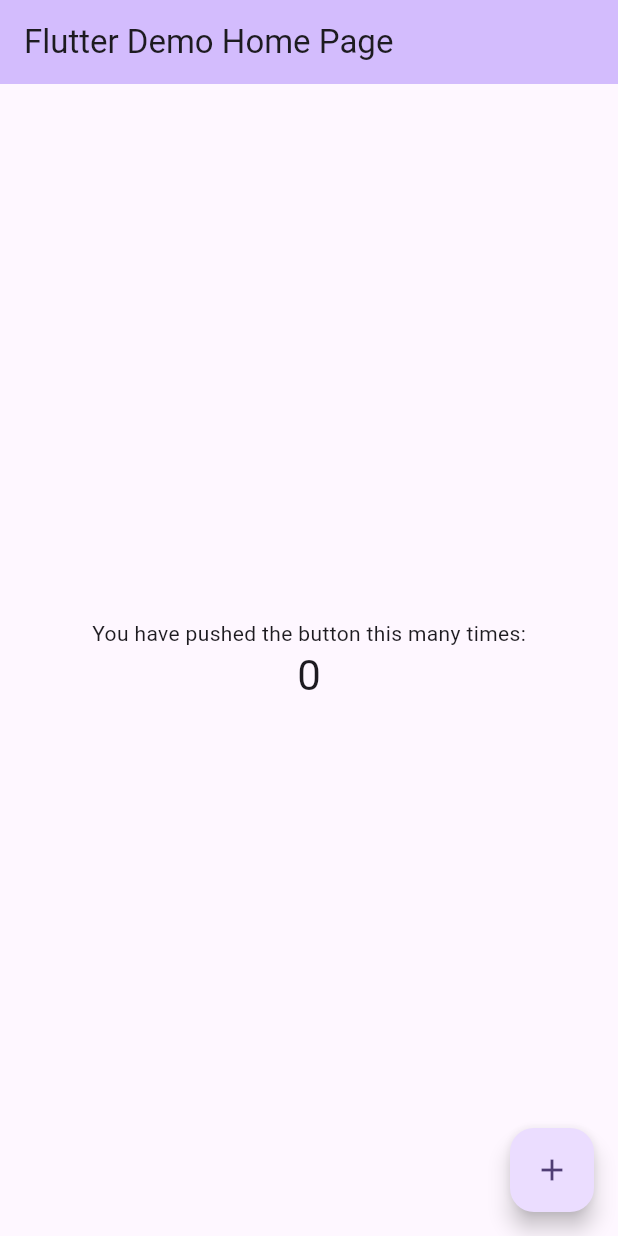
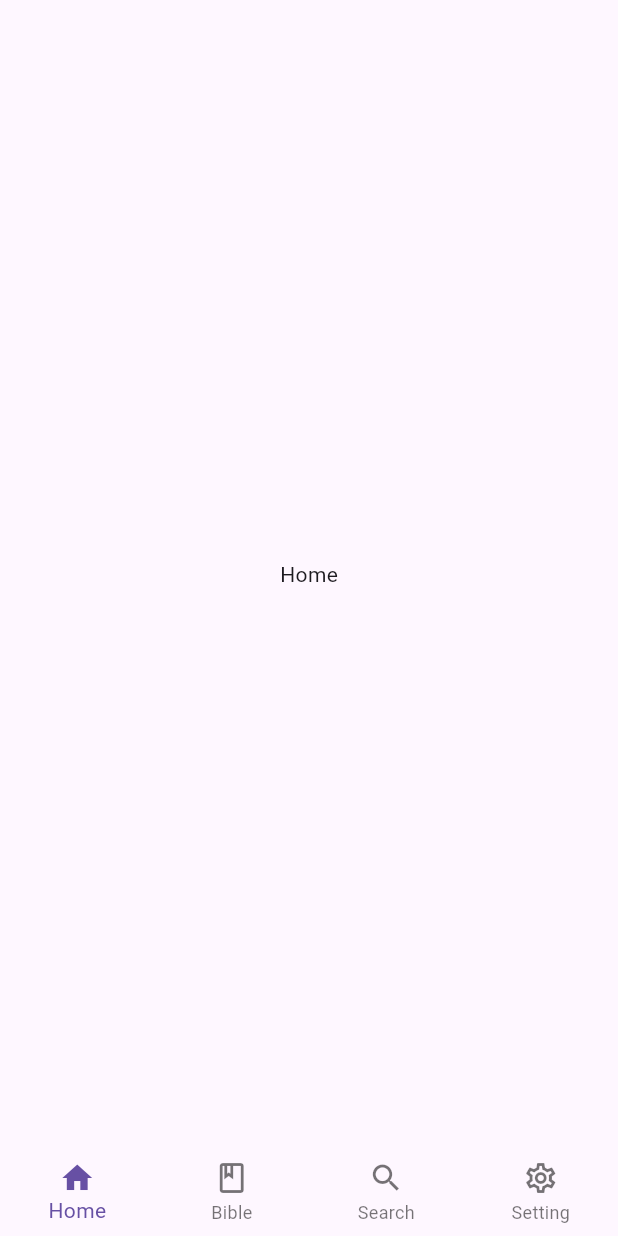
Before and after one commit to ashjang/LordBible_flutter, a Flutter app: the screen it shows after launch, on a phone screen of 412 x 824 dp. Run offline on Flutter 3.47's test engine with Material 3 defaults, Android fonts, the phone set to English and light mode, and no system bars; our stand-ins replace firebase_core, get; accounts and stored records are empty; generated files the repository leaves out were written again.

Commit message:
[add]: bottom_navigation_bar
- 총 4가지(홈,성경,조회,설정)으로 구분

```diff
--- a/lib/main.dart
+++ b/lib/main.dart
@@ -1,6 +1,9 @@
 import 'package:firebase_core/firebase_core.dart';
 import 'package:flutter/material.dart';
+import 'package:get/get.dart';
 import 'package:lord_bible/firebase_options.dart';
+import 'package:lord_bible/src/app.dart';
+import 'package:lord_bible/src/binding/init_binding.dart';
 
 void main() async {
   WidgetsFlutterBinding.ensureInitialized();
@@ -16,13 +19,9 @@ class MyApp extends StatelessWidget {
   // This widget is the root of your application.
   @override
   Widget build(BuildContext context) {
-    return MaterialApp(
-      title: 'Flutter Demo',
-      theme: ThemeData(
-        colorScheme: ColorScheme.fromSeed(seedColor: Colors.deepPurple),
-        useMaterial3: true,
-      ),
-      home: const MyHomePage(title: 'Flutter Demo Home Page'),
+    return GetMaterialApp(
+      initialBinding: InitBinding(),
+      home: const App(),
     );
   }
 }
--- /dev/null
+++ b/lib/src/app.dart
@@ -0,0 +1,52 @@
+import 'package:flutter/cupertino.dart';
+import 'package:flutter/material.dart';
+import 'package:flutter/widgets.dart';
+import 'package:get/get.dart';
+import './controller/bottom_nav_controller.dart';
+
+class App extends GetView<BottomNavController> {
+  const App({super.key});
+
+  @override
+  Widget build(BuildContext context) {
+    return Obx(() => Scaffold(
+      body: IndexedStack(
+        index: controller.pageIndex.value,
+        children: [
+          Container(child: Center(child: Text("Home")),),
+          Container(child: Center(child: Text("Bible")),),
+          Container(child: Center(child: Text("Search")),),
+          Container(child: Center(child: Text("Setting")),),
+        ],
+      ),
+      bottomNavigationBar: BottomNavigationBar(
+        type: BottomNavigationBarType.fixed,
+        currentIndex: controller.pageIndex.value,
+        elevation: 0,
+        onTap: controller.changeBottomNav,
+        items: [
+          BottomNavigationBarItem(
+            icon: Icon(Icons.home_outlined),
+            activeIcon: Icon(Icons.home),
+            label: 'Home',
+          ),
+          BottomNavigationBarItem(
+              icon: Icon(Icons.book_outlined),
+              activeIcon: Icon(Icons.book),
+              label: 'Bible'
+          ),
+          BottomNavigationBarItem(
+              icon: Icon(Icons.search_outlined),
+              activeIcon: Icon(Icons.search),
+              label: 'Search'
+          ),
+          BottomNavigationBarItem(
+              icon: Icon(Icons.settings_outlined),
+              activeIcon: Icon(Icons.settings),
+              label: 'Setting'
+          )
+        ]
+      ),
+    ));
+  }
+}
--- /dev/null
+++ b/lib/src/binding/init_binding.dart
@@ -0,0 +1,10 @@
+import 'package:get/get.dart';
+import 'package:lord_bible/src/controller/bottom_nav_controller.dart';
+
+// Binding: 앱이 실행될 때 필요한 컨트롤러나 서비스를 미리 메모리에 등록
+class InitBinding extends Bindings {
+  @override
+  void dependencies() {
+    Get.put(BottomNavController(), permanent: true);
+  }
+}
--- /dev/null
+++ b/lib/src/controller/bottom_nav_controller.dart
@@ -0,0 +1,23 @@
+import 'package:get/get.dart';
+
+enum PageName { HOME, BIBLE, SEARCH, SETTING }
+
+class BottomNavController extends GetxController {
+  RxInt pageIndex = 0.obs;
+
+  void changeBottomNav(int value) {
+    var page = PageName.values[value];
+    switch (page) {
+      case PageName.HOME:
+      case PageName.BIBLE:
+      case PageName.SEARCH:
+      case PageName.SETTING:
+        _changePage(value);
+        break;
+    }
+  }
+
+  void _changePage(int value) {
+    pageIndex(value);
+  }
+}
```
